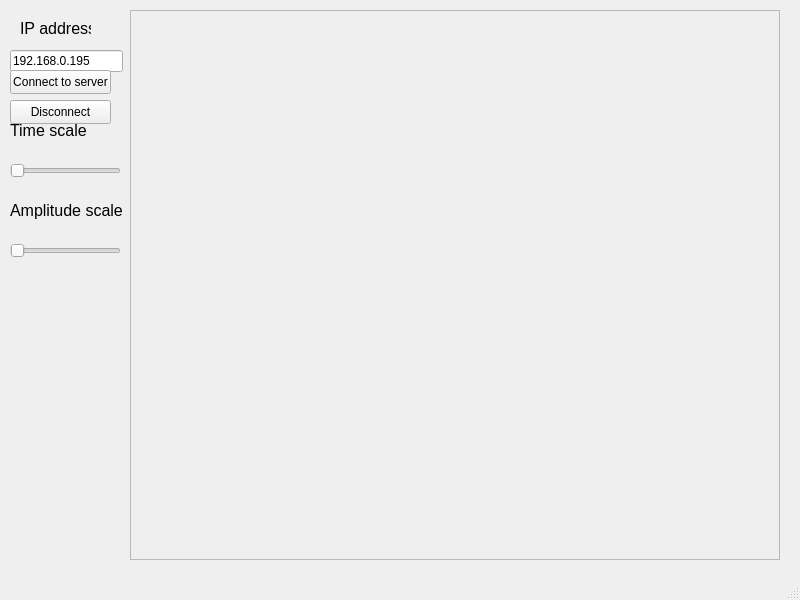
Before: the Qt Designer form Receiver/mainwindow.ui in XtreeMaJI/Signal-Transmitter, drawn with Qt 5.
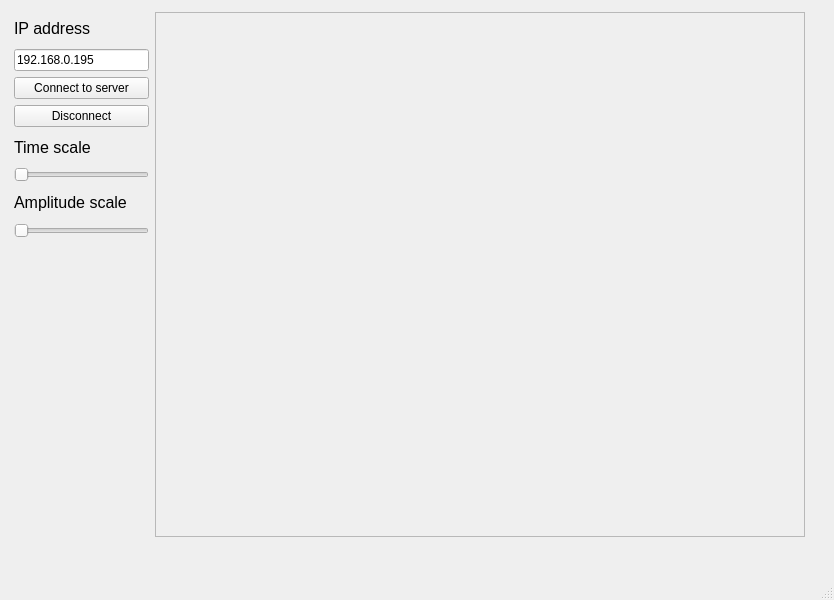
After: the same form once the commit is applied.

Commit message: График масштабируется вместе с главным окном

What changed in the file:
```diff
--- a/Receiver/mainwindow.ui
+++ b/Receiver/mainwindow.ui
@@ -6,7 +6,7 @@
    <rect>
     <x>0</x>
     <y>0</y>
-    <width>800</width>
+    <width>834</width>
     <height>600</height>
    </rect>
   </property>
@@ -20,28 +20,40 @@
    <string>MainWindow</string>
   </property>
   <widget class="QWidget" name="centralwidget">
-   <widget class="QLineEdit" name="ipLineEdit">
+   <widget class="QFrame" name="graphFrame">
     <property name="geometry">
      <rect>
-      <x>10</x>
-      <y>50</y>
-      <width>113</width>
-      <height>22</height>
+      <x>155</x>
+      <y>12</y>
+      <width>650</width>
+      <height>525</height>
      </rect>
     </property>
-    <property name="text">
-     <string>192.168.0.195</string>
+    <property name="minimumSize">
+     <size>
+      <width>650</width>
+      <height>525</height>
+     </size>
+    </property>
+    <property name="frameShape">
+     <enum>QFrame::StyledPanel</enum>
+    </property>
+    <property name="frameShadow">
+     <enum>QFrame::Raised</enum>
     </property>
    </widget>
+   <widget class="QWidget" name="">
+    <property name="geometry">
+     <rect>
+      <x>14</x>
+      <y>14</y>
+      <width>135</width>
+      <height>224</height>
+     </rect>
+    </property>
+    <layout class="QVBoxLayout" name="verticalLayout">
+     <item>
    <widget class="QLabel" name="ipLabel">
-    <property name="geometry">
-     <rect>
-      <x>20</x>
-      <y>20</y>
-      <width>71</width>
-      <height>16</height>
-     </rect>
-    </property>
     <property name="font">
      <font>
       <pointsize>12</pointsize>
@@ -51,15 +63,42 @@
      <string>IP address</string>
     </property>
    </widget>
+     </item>
+     <item>
+      <widget class="QLineEdit" name="ipLineEdit">
+       <property name="text">
+        <string>192.168.0.195</string>
+       </property>
+      </widget>
+     </item>
+     <item>
+      <widget class="QPushButton" name="connectBtn">
+       <property name="text">
+        <string>Connect to server</string>
+       </property>
+      </widget>
+     </item>
+     <item>
+      <widget class="QPushButton" name="disconnectBtn">
+       <property name="text">
+        <string>Disconnect</string>
+       </property>
+      </widget>
+     </item>
+     <item>
+      <widget class="QLabel" name="timeLabel">
+       <property name="font">
+        <font>
+         <pointsize>12</pointsize>
+        </font>
+       </property>
+       <property name="text">
+        <string>Time scale</string>
+       </property>
+      </widget>
+     </item>
+     <item>
    <widget class="QSlider" name="timeSlider">
-    <property name="geometry">
-     <rect>
-      <x>10</x>
-      <y>160</y>
-      <width>111</width>
-      <height>21</height>
-     </rect>
-    </property>
     <property name="minimum">
      <number>0</number>
     </property>
@@ -73,33 +112,9 @@
      <enum>Qt::Horizontal</enum>
     </property>
    </widget>
-   <widget class="QLabel" name="timeLabel">
-    <property name="geometry">
-     <rect>
-      <x>10</x>
-      <y>120</y>
-      <width>121</width>
-      <height>21</height>
-     </rect>
-    </property>
-    <property name="font">
-     <font>
-      <pointsize>12</pointsize>
-     </font>
-    </property>
-    <property name="text">
-     <string>Time scale</string>
-    </property>
-   </widget>
+     </item>
+     <item>
    <widget class="QLabel" name="amplLabel">
-    <property name="geometry">
-     <rect>
-      <x>10</x>
-      <y>200</y>
-      <width>121</width>
-      <height>21</height>
-     </rect>
-    </property>
     <property name="font">
      <font>
       <pointsize>12</pointsize>
@@ -109,15 +124,9 @@
      <string>Amplitude scale</string>
     </property>
    </widget>
+     </item>
+     <item>
    <widget class="QSlider" name="amplSlider">
-    <property name="geometry">
-     <rect>
-      <x>10</x>
-      <y>240</y>
-      <width>111</width>
-      <height>21</height>
-     </rect>
-    </property>
     <property name="maximum">
      <number>10000</number>
     </property>
@@ -125,53 +134,8 @@
      <enum>Qt::Horizontal</enum>
     </property>
    </widget>
-   <widget class="QFrame" name="graphFrame">
-    <property name="geometry">
-     <rect>
-      <x>130</x>
-      <y>10</y>
-      <width>650</width>
-      <height>550</height>
-     </rect>
-    </property>
-    <property name="minimumSize">
-     <size>
-      <width>650</width>
-      <height>525</height>
-     </size>
-    </property>
-    <property name="frameShape">
-     <enum>QFrame::StyledPanel</enum>
-    </property>
-    <property name="frameShadow">
-     <enum>QFrame::Raised</enum>
-    </property>
-   </widget>
-   <widget class="QPushButton" name="connectBtn">
-    <property name="geometry">
-     <rect>
-      <x>10</x>
-      <y>70</y>
-      <width>101</width>
-      <height>24</height>
-     </rect>
-    </property>
-    <property name="text">
-     <string>Connect to server</string>
-    </property>
-   </widget>
-   <widget class="QPushButton" name="disconnectBtn">
-    <property name="geometry">
-     <rect>
-      <x>10</x>
-      <y>100</y>
-      <width>101</width>
-      <height>24</height>
-     </rect>
-    </property>
-    <property name="text">
-     <string>Disconnect</string>
-    </property>
+     </item>
+    </layout>
    </widget>
   </widget>
   <widget class="QMenuBar" name="menubar">
```
Left out of the diff: 2 changed lines with no effect on the pictures. Lines whose indentation alone changed are shown as unchanged. The commit also changes 3 other files.
